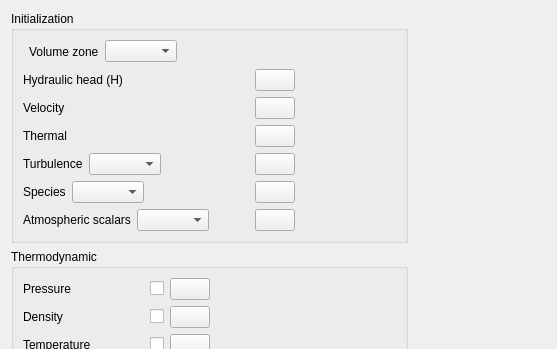
This is gui/Pages/InitializationForm.ui in code-saturne/code_saturne as Qt 5 draws it before an edit; both pictures show x 0 to 557 and y 0 to 349 of the 815 by 722 pixel window. The edited form follows.
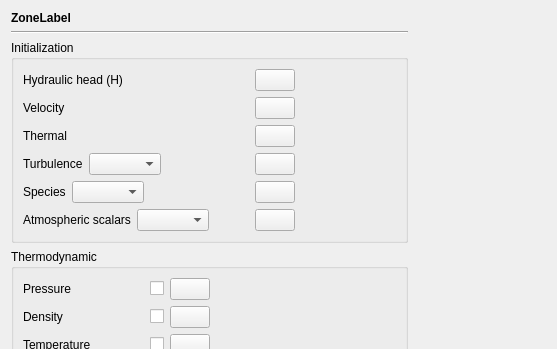
This is the edited form. Icons and pictures are not drawn.

Commit message:
GUI: add a node in the main (left-hand tree) for each volume and boundary zone.
Based on dynamic tree view implementation from C. Koren,
With adjustments to fit recent code evolutions.

This is a first step in a change of zone setup presentation.

```diff
--- a/gui/Pages/InitializationForm.ui
+++ b/gui/Pages/InitializationForm.ui
@@ -16,6 +16,20 @@
   <layout class="QGridLayout" name="gridLayout_2">
    <item row="0" column="0" rowspan="2">
     <layout class="QVBoxLayout" name="verticalLayout_2">
+     <item>
+      <widget class="QLabel" name="zoneLabel">
+       <property name="text">
+        <string>&lt;html&gt;&lt;head/&gt;&lt;body&gt;&lt;p&gt;&lt;span style=&quot; font-weight:600;&quot;&gt;ZoneLabel&lt;/span&gt;&lt;/p&gt;&lt;/body&gt;&lt;/html&gt;</string>
+       </property>
+      </widget>
+     </item>
+     <item>
+      <widget class="Line" name="line">
+       <property name="orientation">
+        <enum>Qt::Horizontal</enum>
+       </property>
+      </widget>
+     </item>
      <item>
       <widget class="QGroupBox" name="groupBoxZone">
        <property name="toolTip">
@@ -25,41 +39,7 @@
         <string>Initialization</string>
        </property>
        <layout class="QGridLayout" name="gridLayout">
-        <item row="0" column="1">
-         <layout class="QHBoxLayout" name="horizontalLayout_2">
-          <item>
-           <widget class="QLabel" name="labelZone">
-            <property name="toolTip">
-             <string>&lt;html&gt;&lt;head/&gt;&lt;body&gt;&lt;p&gt;&lt;span style=&quot; font-size:9pt;&quot;&gt;Select the volume zone on which the variables will be initialized.&lt;/span&gt;&lt;/p&gt;&lt;/body&gt;&lt;/html&gt;</string>
-            </property>
-            <property name="text">
-             <string>Volume zone</string>
-            </property>
-           </widget>
-          </item>
-          <item>
-           <widget class="QComboBox" name="comboBoxZone">
-            <property name="toolTip">
-             <string>&lt;html&gt;&lt;head/&gt;&lt;body&gt;&lt;p&gt;&lt;span style=&quot; font-size:9pt;&quot;&gt;Select the volume zone on which the variables will be initialized.&lt;/span&gt;&lt;/p&gt;&lt;/body&gt;&lt;/html&gt;</string>
-            </property>
-           </widget>
-          </item>
-         </layout>
-        </item>
-        <item row="0" column="2">
-         <spacer name="spacer_2">
-          <property name="orientation">
-           <enum>Qt::Horizontal</enum>
-          </property>
-          <property name="sizeHint" stdset="0">
-           <size>
-            <width>22</width>
-            <height>23</height>
-           </size>
-          </property>
-         </spacer>
-        </item>
-        <item row="1" column="0" rowspan="2" colspan="3">
+        <item row="1" column="0" rowspan="2" colspan="2">
          <layout class="QVBoxLayout" name="verticalLayout">
           <item>
            <layout class="QHBoxLayout" name="horizontalLayout_5">
@@ -378,7 +358,7 @@
           </item>
          </layout>
         </item>
-        <item row="2" column="3">
+        <item row="2" column="2">
          <spacer name="horizontalSpacer_3">
           <property name="orientation">
            <enum>Qt::Horizontal</enum>
```
Left out of the diff: 9 changed lines with no effect on the pictures. The commit also changes 22 other files.
